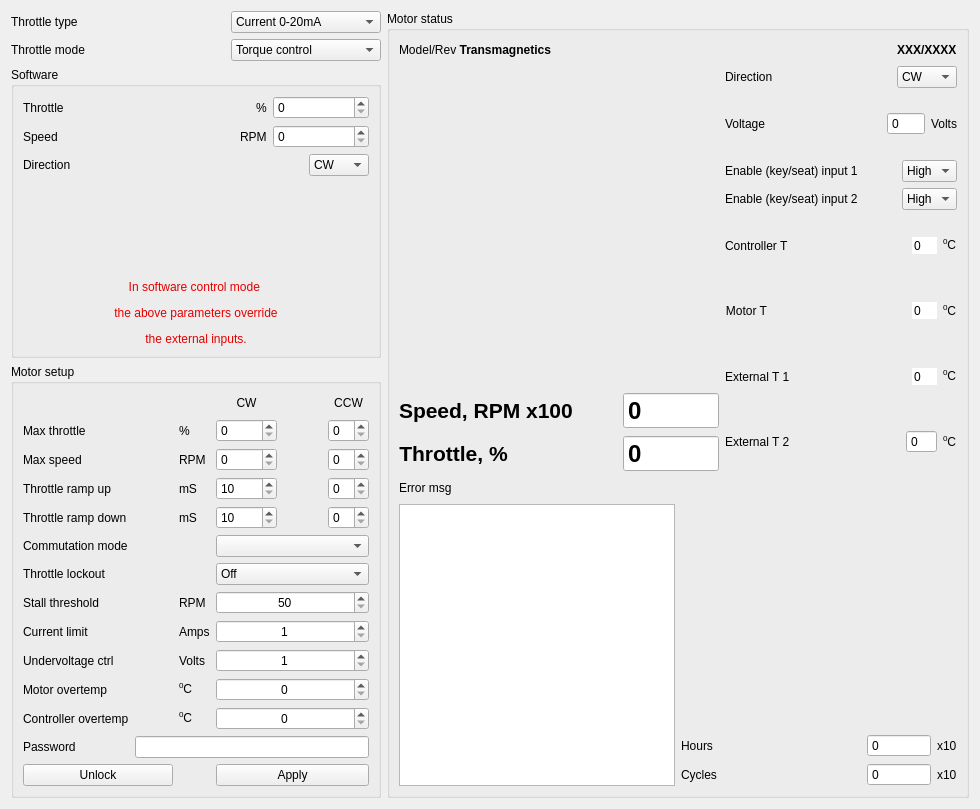
Qt form software/application/src/moto.ui (z80/avrusb) before a commit.
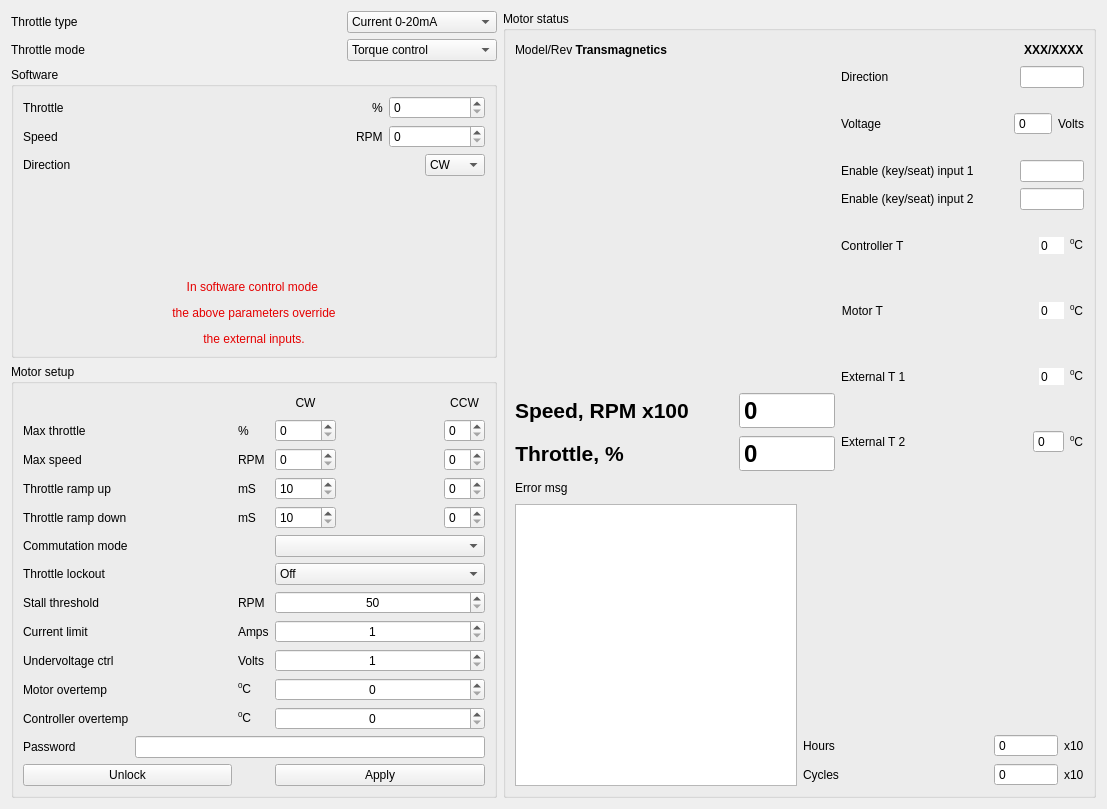
The same form after that commit. Custom widgets are drawn as their Qt base class.

Commit message: Adjusted parameters set to be the same as in the latest task description.

Patch:
```diff
--- a/software/application/src/moto.ui
+++ b/software/application/src/moto.ui
@@ -6,7 +6,7 @@
    <rect>
     <x>0</x>
     <y>0</y>
-    <width>980</width>
+    <width>1107</width>
     <height>809</height>
    </rect>
   </property>
@@ -261,20 +261,16 @@
              </spacer>
             </item>
             <item>
-             <widget class="QComboBox" name="directionMsr">
-              <property name="enabled">
+             <widget class="QLineEdit" name="directionMsr">
+              <property name="maximumSize">
+               <size>
+                <width>64</width>
+                <height>16777215</height>
+               </size>
+              </property>
+              <property name="readOnly">
                <bool>true</bool>
               </property>
-              <item>
-               <property name="text">
-                <string>CW</string>
-               </property>
-              </item>
-              <item>
-               <property name="text">
-                <string>CCW</string>
-               </property>
-              </item>
              </widget>
             </item>
            </layout>
@@ -349,23 +345,16 @@
              </spacer>
             </item>
             <item>
-             <widget class="QComboBox" name="enKeySeat_1">
-              <property name="enabled">
+             <widget class="QLineEdit" name="enKeySeat_1">
+              <property name="maximumSize">
+               <size>
+                <width>64</width>
+                <height>16777215</height>
+               </size>
+              </property>
+              <property name="readOnly">
                <bool>true</bool>
               </property>
-              <property name="editable">
-               <bool>false</bool>
-              </property>
-              <item>
-               <property name="text">
-                <string>High</string>
-               </property>
-              </item>
-              <item>
-               <property name="text">
-                <string>Low</string>
-               </property>
-              </item>
              </widget>
             </item>
            </layout>
@@ -393,20 +382,16 @@
              </spacer>
             </item>
             <item>
-             <widget class="QComboBox" name="enKeySeat_2">
-              <property name="enabled">
+             <widget class="QLineEdit" name="enKeySeat_2">
+              <property name="maximumSize">
+               <size>
+                <width>64</width>
+                <height>16777215</height>
+               </size>
+              </property>
+              <property name="readOnly">
                <bool>true</bool>
               </property>
-              <item>
-               <property name="text">
-                <string>High</string>
-               </property>
-              </item>
-              <item>
-               <property name="text">
-                <string>Low</string>
-               </property>
-              </item>
              </widget>
             </item>
            </layout>
```
The commit also changes 1 other file.
